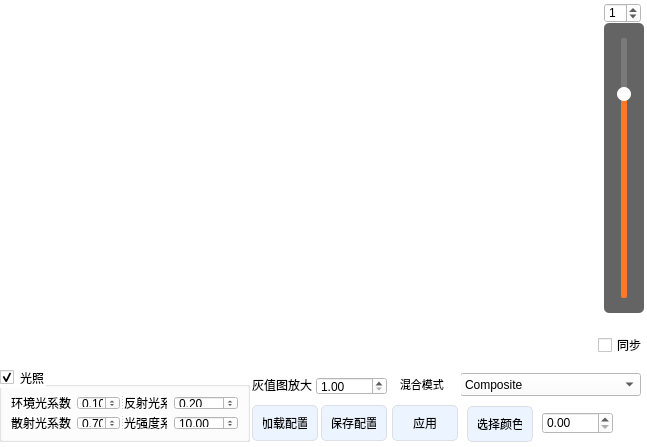
The window that Tools/INimage3D/vtkcolorgradient.ui (zyq1569/HealthApp) describes before a commit, drawn with Qt 5.
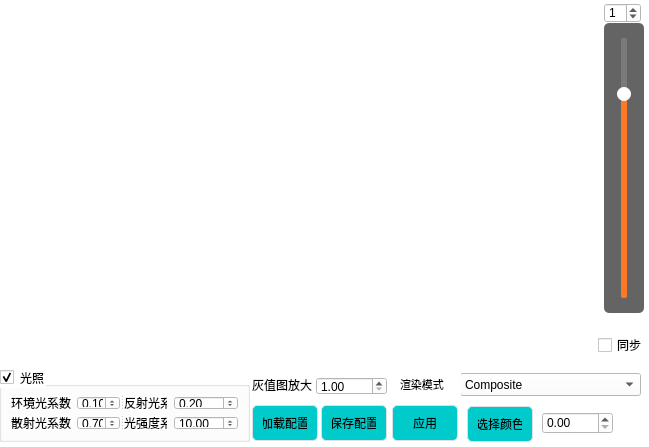
The same window after the commit.

Patch:
```diff
--- a/Tools/INimage3D/vtkcolorgradient.ui
+++ b/Tools/INimage3D/vtkcolorgradient.ui
@@ -9,7 +9,7 @@
    <rect>
     <x>0</x>
     <y>0</y>
-    <width>647</width>
+    <width>649</width>
     <height>447</height>
    </rect>
   </property>
@@ -327,7 +327,7 @@
     </property>
     <property name="styleSheet">
      <string notr="true">QPushButton {
-background-color:  #ecf5ff;
+background-color:  #00caca;
 border: 1px solid #dcdfe6;
 padding: 10px;
 border-radius: 5px;
@@ -362,7 +362,7 @@
     </property>
     <property name="styleSheet">
      <string notr="true">QPushButton {
-background-color:  #ecf5ff;
+background-color:  #00caca;
 border: 1px solid #dcdfe6;
 padding: 10px;
 border-radius: 5px;
@@ -402,7 +402,7 @@
     </property>
     <property name="styleSheet">
      <string notr="true">QPushButton {
-background-color:  #ecf5ff;
+background-color:  #00caca;
 border: 1px solid #dcdfe6;
 padding: 10px;
 border-radius: 5px;
@@ -488,7 +488,7 @@
      </font>
     </property>
     <property name="text">
-     <string>混合模式</string>
+     <string>渲染模式</string>
     </property>
    </widget>
    <widget class="QPushButton" name="m_selectColor">
@@ -502,7 +502,7 @@
     </property>
     <property name="styleSheet">
      <string notr="true">QPushButton {
-background-color:  #ecf5ff;
+background-color:  #00caca;
 border: 1px solid #dcdfe6;
 padding: 10px;
 border-radius: 5px;
```
Left out of the diff: 2 changed lines with no effect on the pictures.
